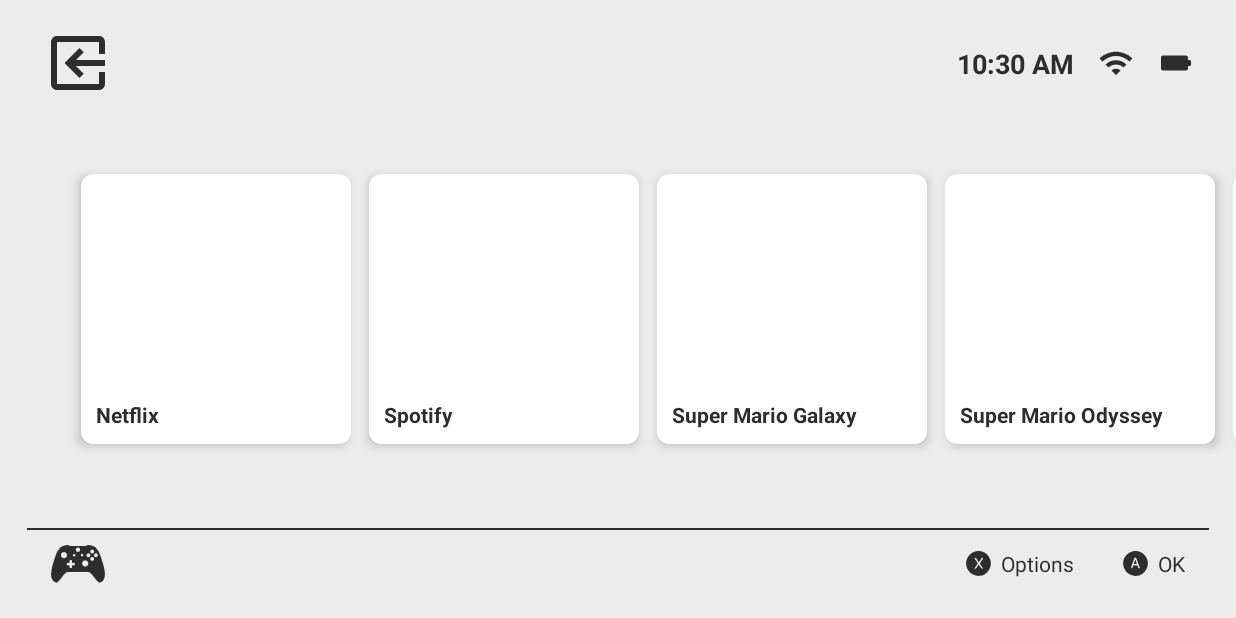
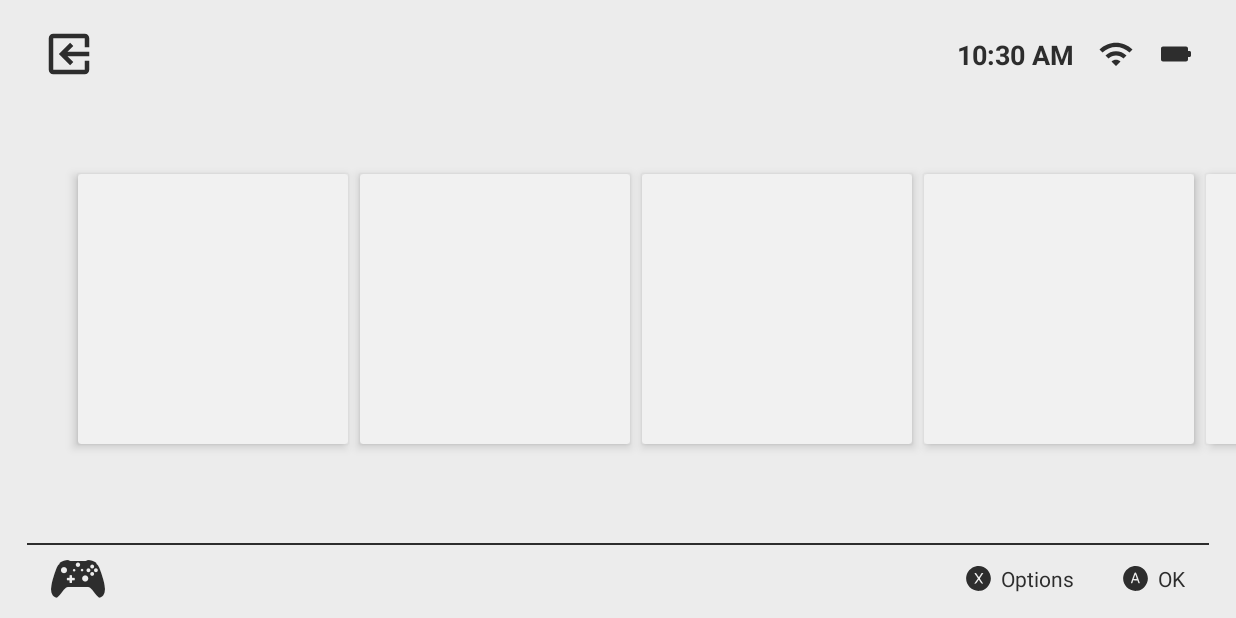
Before and after one commit to nickbeth/controller-hub, an Android app: the screen it shows after launch (MainActivity), on a phone screen of 824 x 412 dp (held sideways). Run offline under Robolectric (Android 15) with nearby library versions, the phone set to English and light mode, and no system bars.

Commit message:
Misc changes

```diff
--- a/app/build.gradle
+++ b/app/build.gradle
@@ -19,7 +19,7 @@ android {
 
     buildTypes {
         release {
-            minifyEnabled false
+            minifyEnabled true
             proguardFiles getDefaultProguardFile('proguard-android-optimize.txt'), 'proguard-rules.pro'
         }
     }
--- a/app/src/main/java/com/spacelynx/controllerhub/main/AppListAdapter.kt
+++ b/app/src/main/java/com/spacelynx/controllerhub/main/AppListAdapter.kt
@@ -22,7 +22,6 @@ class AppListAdapter(private val appList: List<AppItem>) :
   override fun onBindViewHolder(holder: AppListViewHolder, position: Int) {
     with(holder) {
       with(appList[position]) {
-        binding.title.text = title
         binding.icon.setImageBitmap(icon)
 
         holder.itemView.setOnClickListener {
--- a/app/src/main/java/com/spacelynx/controllerhub/main/MainActivity.kt
+++ b/app/src/main/java/com/spacelynx/controllerhub/main/MainActivity.kt
@@ -20,6 +20,7 @@ class MainActivity : AppCompatActivity() {
   private var shouldAllowBack = false
 
   override fun onCreate(savedInstanceState: Bundle?) {
+    super.onCreate(savedInstanceState)
     if (!isTaskRoot) {
       // Android launched another instance of the root activity into an existing task
       // so just quietly finish and go away, dropping the user back into the activity
@@ -27,7 +28,6 @@ class MainActivity : AppCompatActivity() {
       finish()
       return
     }
-    super.onCreate(savedInstanceState)
 
     binding = MainActivityBinding.inflate(layoutInflater)
     setContentView(binding.root)
@@ -48,7 +48,7 @@ class MainActivity : AppCompatActivity() {
 
     val applist = listOf(
         AppItem("Netflix", null),
-        AppItem("Spotify", null),
+        AppItem("The Legend of Zelda: Breath of the Wild", null),
         AppItem("Super Mario Galaxy", null),
         AppItem("Super Mario Odyssey", null),
         AppItem("Skyline", null),
--- a/app/src/main/java/com/spacelynx/controllerhub/receiver/UsbBroadcastReceiver.kt
+++ b/app/src/main/java/com/spacelynx/controllerhub/receiver/UsbBroadcastReceiver.kt
@@ -22,14 +22,14 @@ class UsbBroadcastReceiver : BroadcastReceiver() {
     if (intent.action == UsbManager.ACTION_USB_DEVICE_ATTACHED) {
       val device = intent.getParcelableExtra<UsbDevice>(UsbManager.EXTRA_DEVICE)
       Toast.makeText(context, device?.productName + " connected.", Toast.LENGTH_SHORT).show()
+      val deviceName = device?.let { getName(it) }
 
       val launchActivity = {
         ControllerHelper.getGameControllerIds().forEach { deviceId ->
-          device?.let { itt -> getName(itt) }
-            ?.let { Log.d(TAG, it + " == " + InputDevice.getDevice(deviceId).name) }
+          Log.d(TAG, deviceName + " ?= " + InputDevice.getDevice(deviceId).name)
 
-          if (device?.let { getName(it) } == InputDevice.getDevice(deviceId).name) {
-            Log.d(TAG, "Starting activity")
+          if (deviceName == InputDevice.getDevice(deviceId).name) {
+            Log.v(TAG, "Controller plugged in, starting activity")
             val startIntent = context.packageManager.getLaunchIntentForPackage(context.packageName)
 
             startIntent?.flags = Intent.FLAG_ACTIVITY_REORDER_TO_FRONT or
--- a/app/src/main/res/drawable/ic_baseline_exit_to_app_48.xml
+++ b/app/src/main/res/drawable/ic_baseline_exit_36.xml
@@ -1,6 +1,6 @@
 <vector xmlns:android="http://schemas.android.com/apk/res/android"
-    android:width="48dp"
-    android:height="48dp"
+    android:width="36dp"
+    android:height="36dp"
     android:viewportWidth="24"
     android:viewportHeight="24">
   <group
--- a/app/src/main/res/layout/card_view.xml
+++ b/app/src/main/res/layout/card_view.xml
@@ -3,7 +3,7 @@
     xmlns:android="http://schemas.android.com/apk/res/android"
     xmlns:tools="http://schemas.android.com/tools"
     xmlns:cardView="http://schemas.android.com/apk/res-auto"
-    style="@style/Widget.Theme.ControllerHub.AppList"
+    style="@style/Widget.Theme.ControllerHub.AppListColors"
     android:layout_width="180dp"
     android:layout_height="180dp"
     android:clickable="true"
@@ -16,25 +16,13 @@
 
         <ImageView
             android:id="@+id/icon"
+            android:layout_width="match_parent"
+            android:layout_height="match_parent"
+            android:contentDescription="@string/app_banner"
             android:scaleType="centerCrop"
-            android:layout_width="match_parent"
-            android:layout_height="140dp"
-            android:contentDescription="@string/app_banner"
+            cardView:layout_constraintStart_toStartOf="parent"
             cardView:layout_constraintTop_toTopOf="parent"
             tools:background="@tools:sample/backgrounds/scenic" />
 
-        <TextView
-            android:id="@+id/title"
-            android:layout_width="wrap_content"
-            android:layout_height="wrap_content"
-            android:textColor="?attr/textColor"
-            android:textStyle="bold"
-            android:lines="1"
-            android:layout_marginHorizontal="@dimen/spacing_medium"
-            cardView:layout_constraintStart_toStartOf="parent"
-            cardView:layout_constraintTop_toBottomOf="@id/icon"
-            cardView:layout_constraintBottom_toBottomOf="parent"
-            tools:text="Super Mario Odyssey" />
-
     </androidx.constraintlayout.widget.ConstraintLayout>
 </androidx.cardview.widget.CardView>
--- a/app/src/main/res/layout/main_activity.xml
+++ b/app/src/main/res/layout/main_activity.xml
@@ -13,7 +13,8 @@
         android:layout_width="match_parent"
         android:layout_height="match_parent"
         android:layout_marginHorizontal="@dimen/activity_horizontal_margin"
-        android:layout_marginVertical="@dimen/activity_vertical_margin">
+        android:layout_marginTop="@dimen/activity_margin_top"
+        android:layout_marginBottom="@dimen/activity_margin_bottom">
 
         <include
             android:id="@+id/status_icons"
@@ -34,7 +35,8 @@
             android:layout_marginStart="@dimen/spacing_medium"
             android:background="?android:attr/selectableItemBackground"
             android:contentDescription="@string/exit_icon"
-            android:src="@drawable/ic_baseline_exit_to_app_48"
+            android:src="@drawable/ic_baseline_exit_36"
+            android:focusable="false"
             app:layout_constraintEnd_toStartOf="@+id/status_icons"
             app:layout_constraintHorizontal_bias="0.5"
             app:layout_constraintHorizontal_chainStyle="spread_inside"
--- a/app/src/main/res/values/dimens.xml
+++ b/app/src/main/res/values/dimens.xml
@@ -1,7 +1,8 @@
 <?xml version="1.0" encoding="utf-8"?>
 <resources>
     <dimen name="activity_horizontal_margin">18dp</dimen>
-    <dimen name="activity_vertical_margin">18dp</dimen>
+    <dimen name="activity_margin_top">18dp</dimen>
+    <dimen name="activity_margin_bottom">8dp</dimen>
 
     <dimen name="spacing_xxsmall">2dp</dimen>
     <dimen name="spacing_xsmall">4dp</dimen>
@@ -15,6 +16,7 @@
 
     <dimen name="text_size">18sp</dimen>
     <dimen name="app_list_padding">48dp</dimen>
-    <dimen name="appListCornerRadius">8dp</dimen>
-    <dimen name="appListElevation">4dp</dimen>
+    <dimen name="app_list_corner_radius">2dp</dimen>
+    <dimen name="app_list_elevation">4dp</dimen>
+    <dimen name="app_list_margin_vertical">8dp</dimen> <!-- always double of app_list_elevation -->
 </resources>
--- a/app/src/main/res/values/styles.xml
+++ b/app/src/main/res/values/styles.xml
@@ -4,10 +4,10 @@
     </style>
 
     <style name="Widget.Theme.ControllerHub.AppList" parent="CardView">
-        <item name="cardCornerRadius">@dimen/appListCornerRadius</item>
-        <item name="cardElevation">@dimen/appListElevation</item>
-        <item name="android:layout_marginHorizontal">@dimen/spacing_small</item>
-        <item name="android:layout_marginVertical">@dimen/spacing_medium</item>
+        <item name="cardCornerRadius">@dimen/app_list_corner_radius</item>
+        <item name="cardElevation">@dimen/app_list_elevation</item>
+        <item name="android:layout_marginHorizontal">@dimen/spacing_xsmall</item>
+        <item name="android:layout_marginVertical">@dimen/app_list_margin_vertical</item>
     </style>
 
     <style name="Widget.Theme.ControllerHub.AppListColors" parent="Widget.Theme.ControllerHub.AppList">
```
Also changed, not shown: 1 other file.
